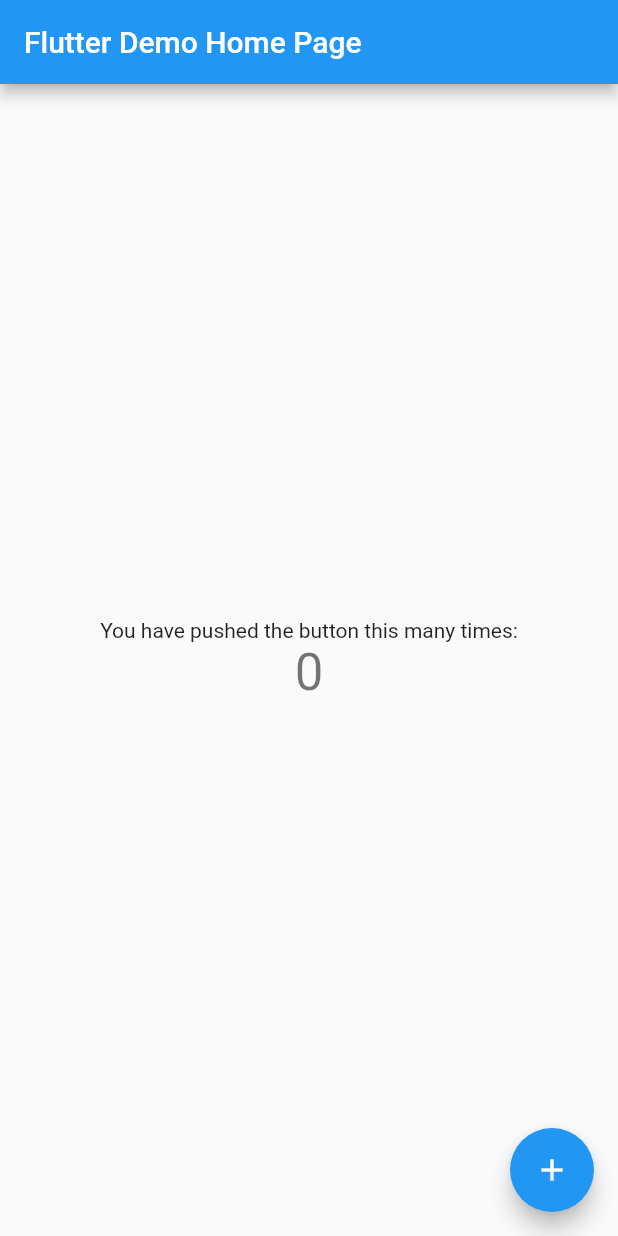
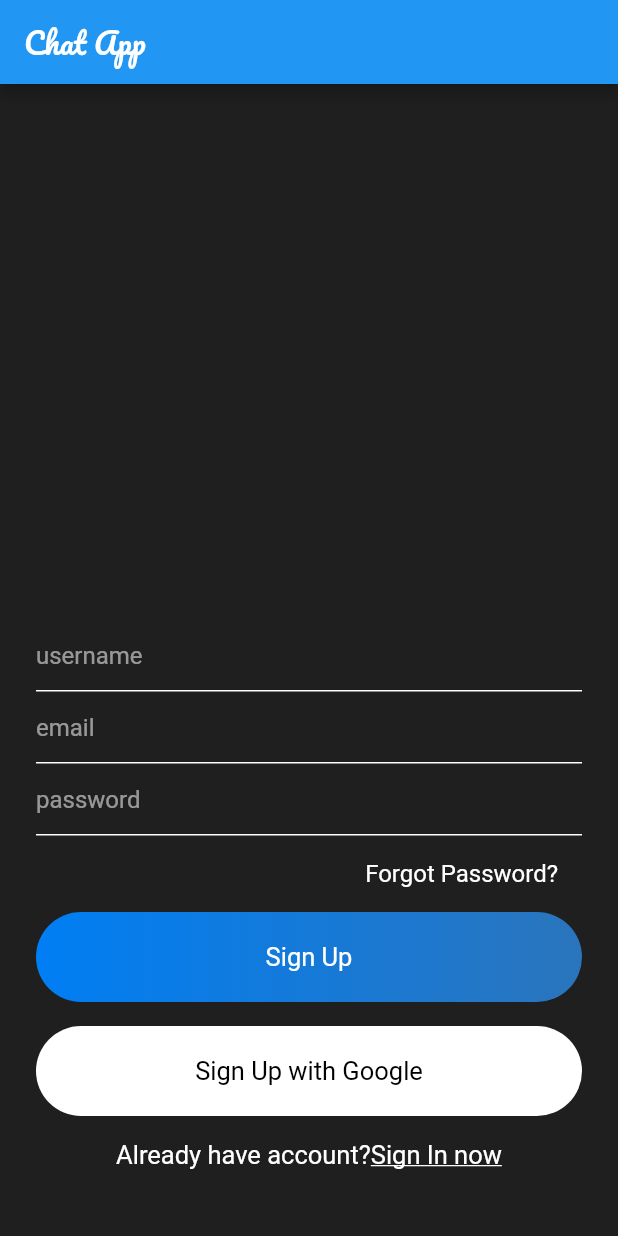
Before and after one commit to aayushraj07/chat_app, a Flutter app: the screen it shows after launch, on a phone screen of 412 x 824 dp. Run offline on Flutter 3.47's test engine with Material 2 defaults, Android fonts, the phone set to English and light mode, and no system bars.

Commit message:
sign up and sign in front end done

```diff
--- a/lib/main.dart
+++ b/lib/main.dart
@@ -1,3 +1,4 @@
+import 'package:chat_app/views/signup.dart';
 import 'package:flutter/material.dart';
 
 void main() {
@@ -10,108 +11,13 @@ class MyApp extends StatelessWidget {
   Widget build(BuildContext context) {
     return MaterialApp(
       title: 'Flutter Demo',
+      debugShowCheckedModeBanner: false,
       theme: ThemeData(
-        // This is the theme of your application.
-        //
-        // Try running your application with "flutter run". You'll see the
-        // application has a blue toolbar. Then, without quitting the app, try
-        // changing the primarySwatch below to Colors.green and then invoke
-        // "hot reload" (press "r" in the console where you ran "flutter run",
-        // or simply save your changes to "hot reload" in a Flutter IDE).
-        // Notice that the counter didn't reset back to zero; the application
-        // is not restarted.
+        scaffoldBackgroundColor: Color(0xff1F1F1F),
         primarySwatch: Colors.blue,
-        // This makes the visual density adapt to the platform that you run
-        // the app on. For desktop platforms, the controls will be smaller and
-        // closer together (more dense) than on mobile platforms.
         visualDensity: VisualDensity.adaptivePlatformDensity,
       ),
-      home: MyHomePage(title: 'Flutter Demo Home Page'),
+      home: SignUp(),
     );
   }
 }
-
-class MyHomePage extends StatefulWidget {
-  MyHomePage({Key key, this.title}) : super(key: key);
-
-  // This widget is the home page of your application. It is stateful, meaning
-  // that it has a State object (defined below) that contains fields that affect
-  // how it looks.
-
-  // This class is the configuration for the state. It holds the values (in this
-  // case the title) provided by the parent (in this case the App widget) and
-  // used by the build method of the State. Fields in a Widget subclass are
-  // always marked "final".
-
-  final String title;
-
-  @override
-  _MyHomePageState createState() => _MyHomePageState();
-}
-
-class _MyHomePageState extends State<MyHomePage> {
-  int _counter = 0;
-
-  void _incrementCounter() {
-    setState(() {
-      // This call to setState tells the Flutter framework that something has
-      // changed in this State, which causes it to rerun the build method below
-      // so that the display can reflect the updated values. If we changed
-      // _counter without calling setState(), then the build method would not be
-      // called again, and so nothing would appear to happen.
-      _counter++;
-    });
-  }
-
-  @override
-  Widget build(BuildContext context) {
-    // This method is rerun every time setState is called, for instance as done
-    // by the _incrementCounter method above.
-    //
-    // The Flutter framework has been optimized to make rerunning build methods
-    // fast, so that you can just rebuild anything that needs updating rather
-    // than having to individually change instances of widgets.
-    return Scaffold(
-      appBar: AppBar(
-        // Here we take the value from the MyHomePage object that was created by
-        // the App.build method, and use it to set our appbar title.
-        title: Text(widget.title),
-      ),
-      body: Center(
-        // Center is a layout widget. It takes a single child and positions it
-        // in the middle of the parent.
-        child: Column(
-          // Column is also a layout widget. It takes a list of children and
-          // arranges them vertically. By default, it sizes itself to fit its
-          // children horizontally, and tries to be as tall as its parent.
-          //
-          // Invoke "debug painting" (press "p" in the console, choose the
-          // "Toggle Debug Paint" action from the Flutter Inspector in Android
-          // Studio, or the "Toggle Debug Paint" command in Visual Studio Code)
-          // to see the wireframe for each widget.
-          //
-          // Column has various properties to control how it sizes itself and
-          // how it positions its children. Here we use mainAxisAlignment to
-          // center the children vertically; the main axis here is the vertical
-          // axis because Columns are vertical (the cross axis would be
-          // horizontal).
-          mainAxisAlignment: MainAxisAlignment.center,
-          children: <Widget>[
-            Text(
-              'You have pushed the button this many times:',
-            ),
-            Text(
-              '$_counter',
-              style: Theme.of(context).textTheme.headline4,
-            ),
-          ],
-        ),
-      ),
-      floatingActionButton: FloatingActionButton(
-        onPressed: _incrementCounter,
-        tooltip: 'Increment',
-        child: Icon(Icons.add),
-      ), // This trailing comma makes auto-formatting nicer for build methods.
-    );
-  }
-}
--- /dev/null
+++ b/lib/views/signup.dart
@@ -0,0 +1,93 @@
+import 'package:flutter/material.dart';
+import 'package:chat_app/widgets/widget.dart';
+
+class SignUp extends StatefulWidget {
+  @override
+  _SignUpState createState() => _SignUpState();
+}
+
+class _SignUpState extends State<SignUp> {
+  @override
+  Widget build(BuildContext context) {
+    return Scaffold(
+      appBar: appBarMain(context),
+      body: SingleChildScrollView(
+        child:Container(
+          height: MediaQuery.of(context).size.height - 50,
+          alignment: Alignment.bottomCenter,
+          child:Container(
+            padding: EdgeInsets.symmetric(horizontal:24),
+            child: Column(
+              mainAxisSize:MainAxisSize.min,
+              children: [
+                TextField(
+                    style: simpleTextStyle(),
+                    decoration: textFieldInputDecoration("username")
+                ),
+                TextField(
+                    style: simpleTextStyle(),
+                    decoration: textFieldInputDecoration("email")
+                ),
+                TextField(
+                    style: simpleTextStyle(),
+                    decoration: textFieldInputDecoration("password")
+                ),
+                SizedBox(height: 8,),
+                Container(
+                    alignment: Alignment.centerRight,
+                    child:Container(
+                        padding:EdgeInsets.symmetric(horizontal: 16,vertical:8),
+                        child: Text("Forgot Password?", style:simpleTextStyle(),)
+                    )
+                ),
+                SizedBox(height:8,),
+                Container(
+                    alignment: Alignment.center,
+                    width: MediaQuery.of(context).size.width,
+                    padding: EdgeInsets.symmetric(vertical: 20),
+                    decoration: BoxDecoration(
+                        gradient: LinearGradient(
+                            colors: [
+                              const Color(0xff007EF4),
+                              const Color(0xff2A75BC)
+                            ]
+                        ),
+                        borderRadius: BorderRadius.circular(30)
+                    ),
+                    child: Text("Sign Up", style: mediumTextStyle(),)
+                ),
+                SizedBox(height:16),
+                Container(
+                  alignment: Alignment.center,
+                  width: MediaQuery.of(context).size.width,
+                  padding: EdgeInsets.symmetric(vertical: 20),
+                  decoration: BoxDecoration(
+                      color: Colors.white,
+                      borderRadius: BorderRadius.circular(30)
+                  ),
+                  child: Text("Sign Up with Google", style: TextStyle(
+                    color: Colors.black,
+                    fontSize:17,
+                  )),
+                ),
+                SizedBox(height: 16,),
+                Row(
+                  mainAxisAlignment: MainAxisAlignment.center,
+                  children: [
+                    Text("Already have account?",style: mediumTextStyle(),),
+                    Text("Sign In now", style: TextStyle(
+                        color: Colors.white,
+                        fontSize: 17,
+                        decoration: TextDecoration.underline
+                    ),),
+                  ],
+                ),
+                SizedBox(height:50.0),
+              ],
+            ),
+          ),
+        ),
+      ),
+    );
+  }
+}
--- /dev/null
+++ b/lib/widgets/widget.dart
@@ -0,0 +1,40 @@
+import 'package:flutter/material.dart';
+
+Widget appBarMain(BuildContext){
+  return AppBar(
+    title: const Text(
+      'Chat App',
+      style: TextStyle(fontFamily: 'Pacifico'),
+    ),
+  );
+}
+
+InputDecoration textFieldInputDecoration(String hintText){
+  return InputDecoration(
+    hintText: hintText,
+      hintStyle: TextStyle(
+        color:Colors.white54,
+      ),
+      focusedBorder: UnderlineInputBorder(
+        borderSide: BorderSide(color: Colors.white),
+      ),
+      enabledBorder: UnderlineInputBorder(
+          borderSide: BorderSide(color: Colors.white)
+      )
+
+  );
+}
+
+simpleTextStyle(){
+  return TextStyle(
+    color:Colors.white,
+    fontSize: 16
+  );
+}
+
+mediumTextStyle(){
+  return TextStyle(
+      color:Colors.white,
+      fontSize: 17
+  );
+}
```
Also changed, not shown: assets/fonts/OFL.txt (added, +93 -0 lines), lib/views/sigin.dart (added, +91 -0 lines), pubspec.yaml (+10 -17 lines), assets/fonts/DancingScript-Bold.ttf (added), assets/fonts/DancingScript-VariableFont_wght.ttf (added), assets/fonts/Pacifico-Regular.ttf (added), assets/images/search_white.png (added), assets/images/send.png (added), lib/views/chatRoomsScreen.dart (added), lib/views/conversation.dart (added), lib/views/forgotpassword.dart (added), 1 other file.
